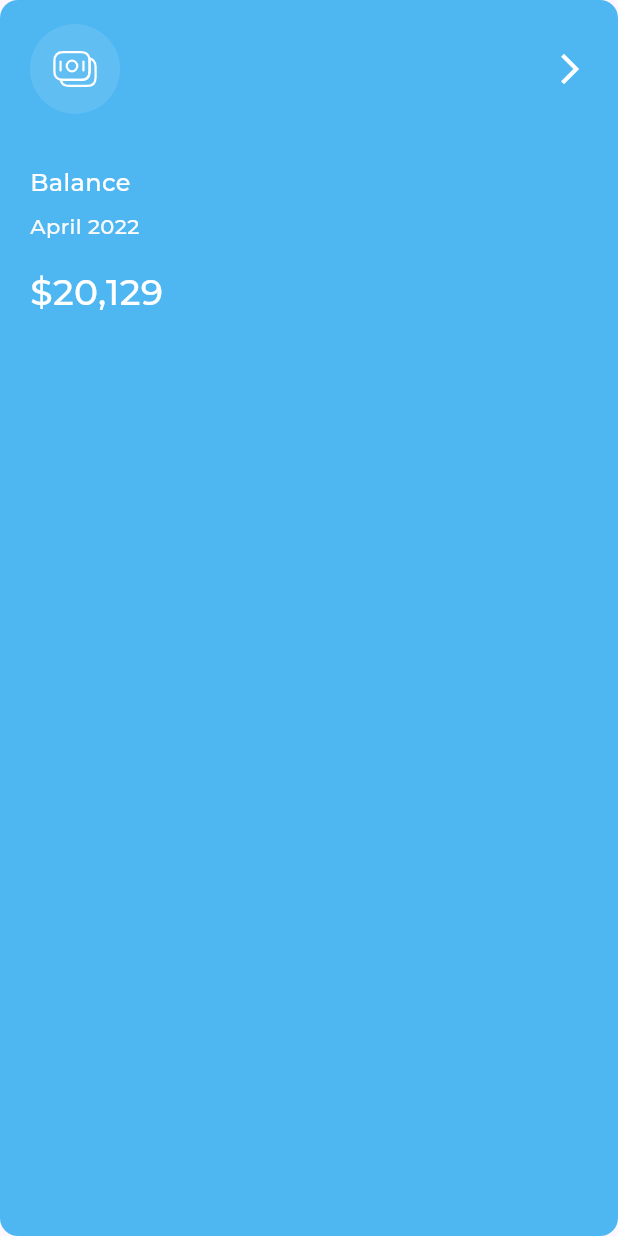
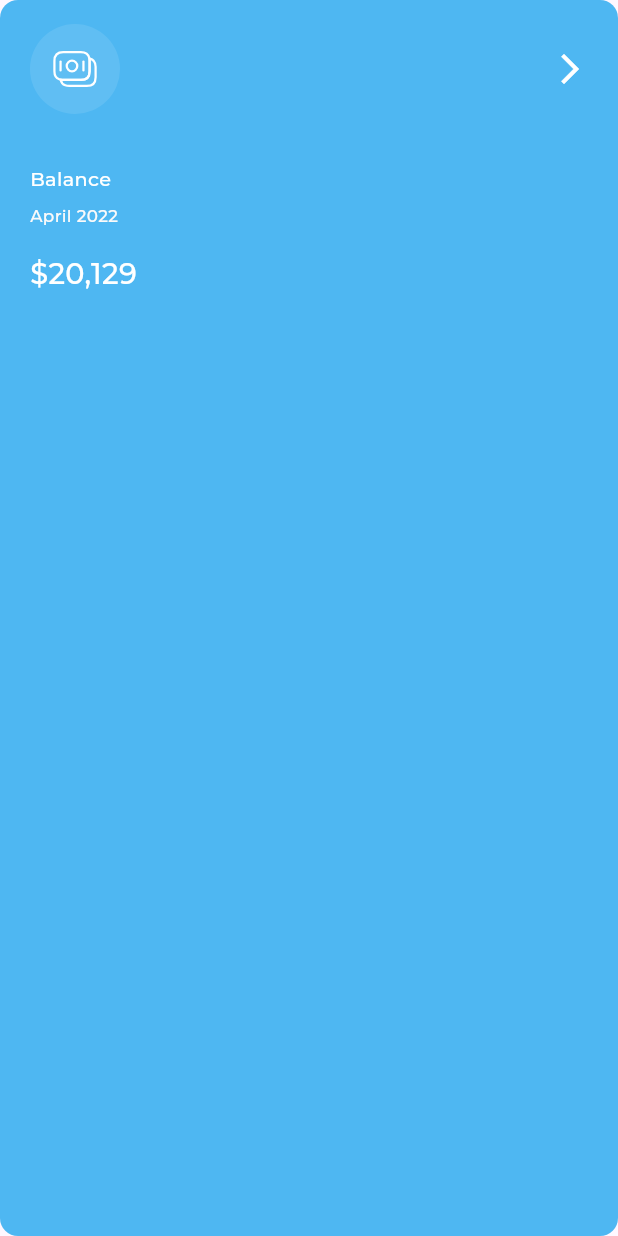
Before and after one commit to AhmedYasserww/responsive_dash_board, a Flutter app: the ActiveAllExpensesItem widget shown alone on an empty page, opened directly with sample values from the repository, on a phone screen of 412 x 824 dp. Run offline on Flutter 3.47's test engine with Material 3 defaults, Android fonts, the phone set to English and light mode, and no system bars; our stand-ins replace expandable_page_view, fl_chart, flutter_svg, google_fonts; project files that could hold a hidden picture were left out.

Commit message:
finish responsive font

```diff
--- a/lib/utils/app_styles.dart
+++ b/lib/utils/app_styles.dart
@@ -1,61 +1,107 @@
 import 'package:flutter/material.dart';
-abstract class Styles{
-static const TextStyle styleRegular16 = TextStyle(
-  fontSize: 16 ,
-  fontWeight: FontWeight.w400,
-  color: Color(0xff064061)
-);
-static const TextStyle styleMedium16 = TextStyle(
-    fontSize: 16 ,
-    fontWeight: FontWeight.w500,
-    color: Color(0xff064061),
-    fontFamily: "Montserrat"
-);
-static const TextStyle styleSemiBold16 = TextStyle(
-    fontSize: 16 ,
-    fontWeight: FontWeight.w600,
-    color: Color(0xff064061),
-);
-static const TextStyle styleBold16 = TextStyle(
-    fontSize: 16 ,
-    fontWeight: FontWeight.w700,
-    color: Color(0xff4EB7F2)
 
-);
-static const TextStyle styleMedium20 = TextStyle(
-    fontSize: 20 ,
-    fontWeight: FontWeight.w500,
-    color: Color(0xffAAAAAA)
+abstract class Styles {
+  static TextStyle styleRegular16(BuildContext context) {
+    return TextStyle(
+      fontSize: getResponsiveFontSize(context, fontSize: 16),
+      fontWeight: FontWeight.w400,
+      color: const Color(0xff064061),
+    );
+  }
 
-);
-static const TextStyle styleSemiBold20 = TextStyle(
-    fontSize: 20 ,
-    fontWeight: FontWeight.w600,
-    color: Color(0xff064061)
+  static TextStyle styleMedium16(BuildContext context) {
+    return TextStyle(
+      fontSize: getResponsiveFontSize(context, fontSize: 16),
+      fontWeight: FontWeight.w500,
+      color: const Color(0xff064061),
+      fontFamily: "Montserrat",
+    );
+  }
 
-);
-static const TextStyle styleRegular12 = TextStyle(
-    fontSize: 12 ,
-    fontWeight: FontWeight.w400,
-    color: Color(0xffAAAAAA)
+  static TextStyle styleSemiBold16(BuildContext context) {
+    return TextStyle(
+      fontSize: getResponsiveFontSize(context, fontSize: 16),
+      fontWeight: FontWeight.w600,
+      color: const Color(0xff064061),
+    );
+  }
 
-);
-static const TextStyle styleSemiBold24 = TextStyle(
-    fontSize: 24 ,
-    fontWeight: FontWeight.w600,
-    color: Color(0xffFFFFFF)
+  static TextStyle styleBold16(BuildContext context) {
+    return TextStyle(
+      fontSize: getResponsiveFontSize(context, fontSize: 16),
+      fontWeight: FontWeight.w700,
+      color: const Color(0xff4EB7F2),
+    );
+  }
 
-);
-static const TextStyle styleRegular14 = TextStyle(
-    fontSize: 14 ,
-    fontWeight: FontWeight.w400,
-    color: Color(0xffAAAAAA)
+  static TextStyle styleMedium20(BuildContext context) {
+    return TextStyle(
+      fontSize: getResponsiveFontSize(context, fontSize: 20),
+      fontWeight: FontWeight.w500,
+      color: const Color(0xffAAAAAA),
+    );
+  }
 
-);
-static const TextStyle styleSemiBold18 = TextStyle(
-    fontSize: 18 ,
-    fontWeight: FontWeight.w600,
-    color: Color(0xffFFFFFF)
+  static TextStyle styleSemiBold20(BuildContext context) {
+    return TextStyle(
+      fontSize: getResponsiveFontSize(context, fontSize: 20),
+      fontWeight: FontWeight.w600,
+      color: const Color(0xff064061),
+    );
+  }
 
-);
+  static TextStyle styleRegular12(BuildContext context) {
+    return TextStyle(
+      fontSize: getResponsiveFontSize(context, fontSize: 12),
+      fontWeight: FontWeight.w400,
+      color: const Color(0xffAAAAAA),
+    );
+  }
+
+  static TextStyle styleSemiBold24(BuildContext context) {
+    return TextStyle(
+      fontSize: getResponsiveFontSize(context, fontSize: 24),
+      fontWeight: FontWeight.w600,
+      color: const Color(0xffFFFFFF),
+    );
+  }
+
+  static TextStyle styleRegular14(BuildContext context) {
+    return TextStyle(
+      fontSize: getResponsiveFontSize(context, fontSize: 14),
+      fontWeight: FontWeight.w400,
+      color: const Color(0xffAAAAAA),
+    );
+  }
+
+  static TextStyle styleSemiBold18(BuildContext context) {
+    return TextStyle(
+      fontSize: getResponsiveFontSize(context, fontSize: 18),
+      fontWeight: FontWeight.w600,
+      color: const Color(0xffFFFFFF),
+    );
+  }
 }
+
+// Responsive font size calculation
+double getResponsiveFontSize(BuildContext context, {required double fontSize}) {
+  double scaleFactor = getScaleFactor(context);
+  double responsiveFontSize = fontSize * scaleFactor;
+
+  double lowerLimit = fontSize * 0.8; // Minimum font size
+  double upperLimit = fontSize * 1.2; // Maximum font size
+
+  return responsiveFontSize.clamp(lowerLimit, upperLimit);
+}
+
+// Scale factor based on screen width
+double getScaleFactor(BuildContext context) {
+  double width = MediaQuery.sizeOf(context).width;
+  if (width < 600) {
+    return width / 550;
+  } else if (width < 1200) {
+    return width / 1120;
+  } else {
+    return width / 1550;
+  }
+}
--- a/lib/views/widgets/active_and_inActive_widget.dart
+++ b/lib/views/widgets/active_and_inActive_widget.dart
@@ -11,7 +11,7 @@ class ActiveDrawerItem extends StatelessWidget {
   Widget build(BuildContext context) {
     return ListTile(
       leading: SvgPicture.asset(listTileModel.image,),
-      title:   Text(listTileModel.title,style: Styles.styleBold16,),
+      title:   Text(listTileModel.title,style: Styles.styleBold16(context),),
       trailing: Container(
         width: 3.27,
         decoration: const BoxDecoration(color: Color(0xff4EB7F2)),
@@ -27,7 +27,7 @@ class InActiveDrawerItem extends StatelessWidget {
   Widget build(BuildContext context) {
     return ListTile(
         leading: SvgPicture.asset(listTileModel.image),
-        title: Text(listTileModel.title,style: Styles.styleRegular16,)
+        title: Text(listTileModel.title,style: Styles.styleRegular16(context),)
     );
   }
 }
--- a/lib/views/widgets/inCome_section/in_come_header.dart
+++ b/lib/views/widgets/inCome_section/in_come_header.dart
@@ -8,7 +8,7 @@ class InComeHeader extends StatelessWidget {
    return Row(
       mainAxisAlignment: MainAxisAlignment.spaceBetween,
       children: [
-        const Text("InCome",style:Styles.styleSemiBold20,),
+         Text("InCome",style:Styles.styleSemiBold20(context),),
         Container(
           decoration: BoxDecoration(
               borderRadius: BorderRadius.circular(12),
@@ -19,10 +19,9 @@ class InComeHeader extends StatelessWidget {
             child:  Row(
               mainAxisAlignment: MainAxisAlignment.spaceBetween,
               children: [
-                Text("Monthly",style: Styles.styleMedium16.copyWith(color:const Color(0xff064061))),
+                Text("Monthly",style: Styles.styleMedium16(context).copyWith(color:const Color(0xff064061))),
                 const SizedBox(width: 18,),
                 Transform.rotate(
-                  //القيمه هنا مش dgree هيا radians
                     angle:-1.571,
                     child: const Icon(Icons.arrow_back_ios_new_outlined,color: Color(0xff064061),size: 32,))
               ],
--- a/lib/views/widgets/inCome_section/incom_item_details.dart
+++ b/lib/views/widgets/inCome_section/incom_item_details.dart
@@ -39,8 +39,8 @@ final ItemDetailsModel itemDetailsModel;
           color: itemDetailsModel.color,
             shape: const OvalBorder()),
       ),
-      title: Text(itemDetailsModel.title,style: Styles.styleRegular16,),
-        trailing: Text(itemDetailsModel.value,style: Styles.styleMedium16,),
+      title: Text(itemDetailsModel.title,style: Styles.styleRegular16(context),),
+        trailing: Text(itemDetailsModel.value,style: Styles.styleMedium16(context),),
     );
   }
 }
--- a/lib/views/widgets/my_card_widgets/my_cards_section.dart
+++ b/lib/views/widgets/my_card_widgets/my_cards_section.dart
@@ -31,7 +31,7 @@ pageController.addListener(() {
       crossAxisAlignment: CrossAxisAlignment.start,
       children: [
          const SizedBox(height: 24,),
-         const Text("My card",style:Styles.styleSemiBold20,),
+          Text("My card",style:Styles.styleSemiBold20(context),),
          const SizedBox(height: 20,),
         MyCardsPageView(
           pageController: pageController,
--- a/lib/views/widgets/part_tow_of_desktop_layout(allexpenses)/active_and_inactive_an_expenses_item.dart
+++ b/lib/views/widgets/part_tow_of_desktop_layout(allexpenses)/active_and_inactive_an_expenses_item.dart
@@ -31,11 +31,11 @@ class InActiveAllExpensesItem extends StatelessWidget {
               image: allExpensesModel.image,
             ),
             const SizedBox(height: 34,),
-            Text(allExpensesModel.title,style: Styles.styleSemiBold16,),
+            Text(allExpensesModel.title,style: Styles.styleSemiBold16(context),),
             const SizedBox(height: 8,),
-            Text(allExpensesModel.date,style: Styles.styleRegular14,),
+            Text(allExpensesModel.date,style: Styles.styleRegular14(context),),
             const SizedBox(height: 16,),
-            Text(allExpensesModel.price,style: Styles.styleSemiBold24.copyWith(color: const Color(0xff4EB7F2)),),
+            Text(allExpensesModel.price,style: Styles.styleSemiBold24(context).copyWith(color: const Color(0xff4EB7F2)),),
             const SizedBox(height: 16,)
 
           ],
@@ -73,11 +73,11 @@ class ActiveAllExpensesItem extends StatelessWidget {
               image: allExpensesModel.image,
             ),
             const SizedBox(height: 34,),
-            Text(allExpensesModel.title,style: Styles.styleSemiBold16.copyWith(color: Colors.white),),
+            Text(allExpensesModel.title,style: Styles.styleSemiBold16(context).copyWith(color: Colors.white),),
             const SizedBox(height: 8,),
-            Text(allExpensesModel.date,style: Styles.styleRegular14.copyWith(color: const Color(0xffFAFAFA)),),
+            Text(allExpensesModel.date,style: Styles.styleRegular14(context).copyWith(color: const Color(0xffFAFAFA)),),
             const SizedBox(height: 16,),
-            Text(allExpensesModel.price,style: Styles.styleSemiBold24.copyWith(color: Colors.white),),
+            Text(allExpensesModel.price,style: Styles.styleSemiBold24(context).copyWith(color: Colors.white),),
             const SizedBox(height: 16,)
 
           ],
--- a/lib/views/widgets/part_tow_of_desktop_layout(allexpenses)/all_expenses_header.dart
+++ b/lib/views/widgets/part_tow_of_desktop_layout(allexpenses)/all_expenses_header.dart
@@ -11,7 +11,7 @@ class AllExpensesHeader extends StatelessWidget {
     return Row(
       mainAxisAlignment: MainAxisAlignment.spaceBetween,
       children: [
-        const Text("All Expenses",style:Styles.styleSemiBold20,),
+         Text("All Expenses",style:Styles.styleSemiBold20(context),),
         Container(
           decoration: BoxDecoration(
               borderRadius: BorderRadius.circular(12),
@@ -23,10 +23,9 @@ class AllExpensesHeader extends StatelessWidget {
             child:  Row(
               mainAxisAlignment: MainAxisAlignment.spaceBetween,
               children: [
-                Text("Monthly",style: Styles.styleMedium16.copyWith(color: Color(0xff064061))),
+                Text("Monthly",style: Styles.styleMedium16(context).copyWith(color: const Color(0xff064061))),
                 const SizedBox(width: 18,),
                 Transform.rotate(
-                  //القيمه هنا مش dgree هيا radians
                   angle:-1.571,
                     child: const Icon(Icons.arrow_back_ios_new_outlined,color: Color(0xff064061),size: 32,))
               ],
--- a/lib/views/widgets/part_two_of_desk_top_layout(Quick Invoice)/custom_text_field.dart
+++ b/lib/views/widgets/part_two_of_desk_top_layout(Quick Invoice)/custom_text_field.dart
@@ -10,7 +10,7 @@ final String hintText;
           filled: true,
           fillColor: const Color(0xffFAFAFA),
           hintText:hintText ,
-          hintStyle: Styles.styleRegular16.copyWith(color: const Color(0xffAAAAAA)),
+          hintStyle: Styles.styleRegular16(context).copyWith(color: const Color(0xffAAAAAA)),
 
           enabledBorder: OutlineInputBorder(
             borderRadius: BorderRadius.circular(12),
--- a/lib/views/widgets/part_two_of_desk_top_layout(Quick Invoice)/latest_ transaction_widget.dart
+++ b/lib/views/widgets/part_two_of_desk_top_layout(Quick Invoice)/latest_ transaction_widget.dart
@@ -6,11 +6,11 @@ class LatestTransactionWidget extends StatelessWidget {
 
   @override
   Widget build(BuildContext context) {
-    return const Column(
+    return  Column(
       crossAxisAlignment: CrossAxisAlignment.start,
       children: [
-        Text("Latest Transaction",style: Styles.styleMedium16,),
-        LatestTransactionListView()
+        Text("Latest Transaction",style: Styles.styleMedium16(context),),
+        const LatestTransactionListView()
 
       ],
     );
--- a/lib/views/widgets/part_two_of_desk_top_layout(Quick Invoice)/quick_invoice_form_sec2/custom_button.dart
+++ b/lib/views/widgets/part_two_of_desk_top_layout(Quick Invoice)/quick_invoice_form_sec2/custom_button.dart
@@ -15,7 +15,7 @@ final String text ;
         shape: RoundedRectangleBorder(borderRadius: BorderRadius.circular(12)),
         color:backgroundColor?? const Color(0xff4DB7F2),
         onPressed: (){},
-        child: Text(text,style: Styles.styleSemiBold18.copyWith(color: textColor??Colors.white),) ,
+        child: Text(text,style: Styles.styleSemiBold18(context).copyWith(color: textColor??Colors.white),) ,
       ),
     );
   }
--- a/lib/views/widgets/part_two_of_desk_top_layout(Quick Invoice)/quick_invoice_form_sec2/custom_drop_down.dart
+++ b/lib/views/widgets/part_two_of_desk_top_layout(Quick Invoice)/quick_invoice_form_sec2/custom_drop_down.dart
@@ -15,7 +15,7 @@ class _CustomDropDownState extends State<CustomDropDown> {
     return Column(
       crossAxisAlignment: CrossAxisAlignment.start,
       children: [
-        const Text("Item mount",style: Styles.styleMedium16,),
+         Text("Item mount",style: Styles.styleMedium16(context),),
         const SizedBox(height: 12,),
         Container(
           width: double.infinity,
--- a/lib/views/widgets/part_two_of_desk_top_layout(Quick Invoice)/quick_invoice_header.dart
+++ b/lib/views/widgets/part_two_of_desk_top_layout(Quick Invoice)/quick_invoice_header.dart
@@ -5,11 +5,11 @@ class QuickInvoiceHeader extends StatelessWidget {
 
   @override
   Widget build(BuildContext context) {
-    return const Row(
+    return  Row(
       mainAxisAlignment: MainAxisAlignment.spaceBetween,
       children: [
-        Text("Quick Invoice",style: Styles.styleSemiBold20,),
-        CircleAvatar(
+        Text("Quick Invoice",style: Styles.styleSemiBold20(context),),
+        const CircleAvatar(
           backgroundColor: Color(0xffFAFAFA),
           radius: 24,
           child: Icon(Icons.add,color: Color(0xff4EB7F2),),
--- a/lib/views/widgets/part_two_of_desk_top_layout(Quick Invoice)/title_text_field.dart
+++ b/lib/views/widgets/part_two_of_desk_top_layout(Quick Invoice)/title_text_field.dart
@@ -9,7 +9,7 @@ class TitleTextField extends StatelessWidget {
     return Column(
       crossAxisAlignment: CrossAxisAlignment.start,
       children: [
-        Text(title,style: Styles.styleMedium16,),
+        Text(title,style: Styles.styleMedium16(context),),
         const SizedBox(height: 12,),
         CustomTextField(hintText:hintText)
       ],
--- a/lib/views/widgets/transaction_history_widgets/transaction_history.dart
+++ b/lib/views/widgets/transaction_history_widgets/transaction_history.dart
@@ -12,7 +12,7 @@ class TransactionHistory extends StatelessWidget {
       children: [
         const TransactionHistoryHeader(),
         const SizedBox(height: 20,),
-        Text("13 April 2022",style: Styles.styleMedium16.copyWith(color: const Color(0xffAAAAAA)),),
+        Text("13 April 2022",style: Styles.styleMedium16(context).copyWith(color: const Color(0xffAAAAAA)),),
         const SizedBox(height: 16,),
         const TransactionHistoryListView()
 
--- a/lib/views/widgets/transaction_history_widgets/transaction_history_header.dart
+++ b/lib/views/widgets/transaction_history_widgets/transaction_history_header.dart
@@ -10,8 +10,8 @@ class TransactionHistoryHeader extends StatelessWidget {
     return Row(
       mainAxisAlignment: MainAxisAlignment.spaceBetween,
       children: [
-        Text("Transaction History",style: Styles.styleSemiBold20.copyWith(color: const Color(0xff064061)),),
-        Text("See all",style: Styles.styleMedium16.copyWith(color: const Color(0xff4EB7F2)),),
+        Text("Transaction History",style: Styles.styleSemiBold20(context).copyWith(color: const Color(0xff064061)),),
+        Text("See all",style: Styles.styleMedium16(context).copyWith(color: const Color(0xff4EB7F2)),),
 
       ],
     );
--- a/lib/views/widgets/transaction_history_widgets/transaction_item.dart
+++ b/lib/views/widgets/transaction_history_widgets/transaction_item.dart
@@ -13,12 +13,12 @@ final TransactionModel transactionModel ;
         borderRadius: BorderRadius.circular(12)
       ),
       child: ListTile(
-        title: Text(transactionModel.title,style: Styles.styleSemiBold16.copyWith(color: const Color(0xff064061),),),
+        title: Text(transactionModel.title,style: Styles.styleSemiBold16(context).copyWith(color: const Color(0xff064061),),),
         subtitle: Padding(
           padding: const EdgeInsets.only(top: 4),
-            child: Text(transactionModel.date,style: Styles.styleRegular16.copyWith(color: const Color(0xffAAAAAA),),)),
+            child: Text(transactionModel.date,style: Styles.styleRegular16(context).copyWith(color: const Color(0xffAAAAAA),),)),
         trailing: Text(transactionModel.amount,
-          style: Styles.styleMedium20.copyWith(
+          style: Styles.styleMedium20(context).copyWith(
             color: transactionModel.isWithdrawal?const Color(0xffF3735E):const Color(0xff7DD97B)),),
       ),
     );
--- a/lib/views/widgets/user_info_list_tile.dart
+++ b/lib/views/widgets/user_info_list_tile.dart
@@ -14,8 +14,8 @@ class UserInfoListTile extends StatelessWidget {
       child: Center(
         child: ListTile(
           leading:SvgPicture.asset(userInfoModel.image),
-          title:  Text(userInfoModel.title,style:Styles.styleSemiBold16),
-          subtitle:  Text(userInfoModel.subTitle,style: Styles.styleRegular12,),
+          title:  Text(userInfoModel.title,style:Styles.styleSemiBold16(context)),
+          subtitle:  Text(userInfoModel.subTitle,style: Styles.styleRegular12(context),),
         ),
       ),
     );
```
Also changed, not shown: lib/views/widgets/inCome_section/detailed_income_chart.dart (+4 -4 lines), lib/views/widgets/my_card_widgets/card_item.dart (+5 -5 lines).
